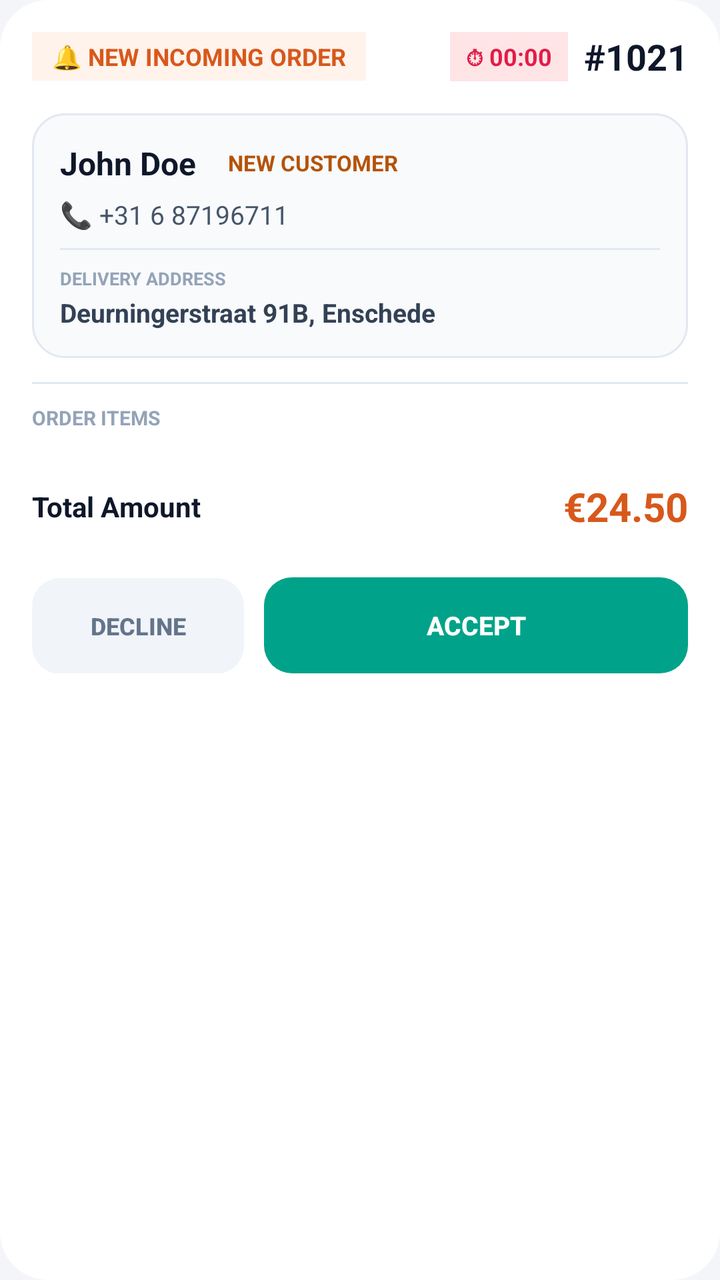
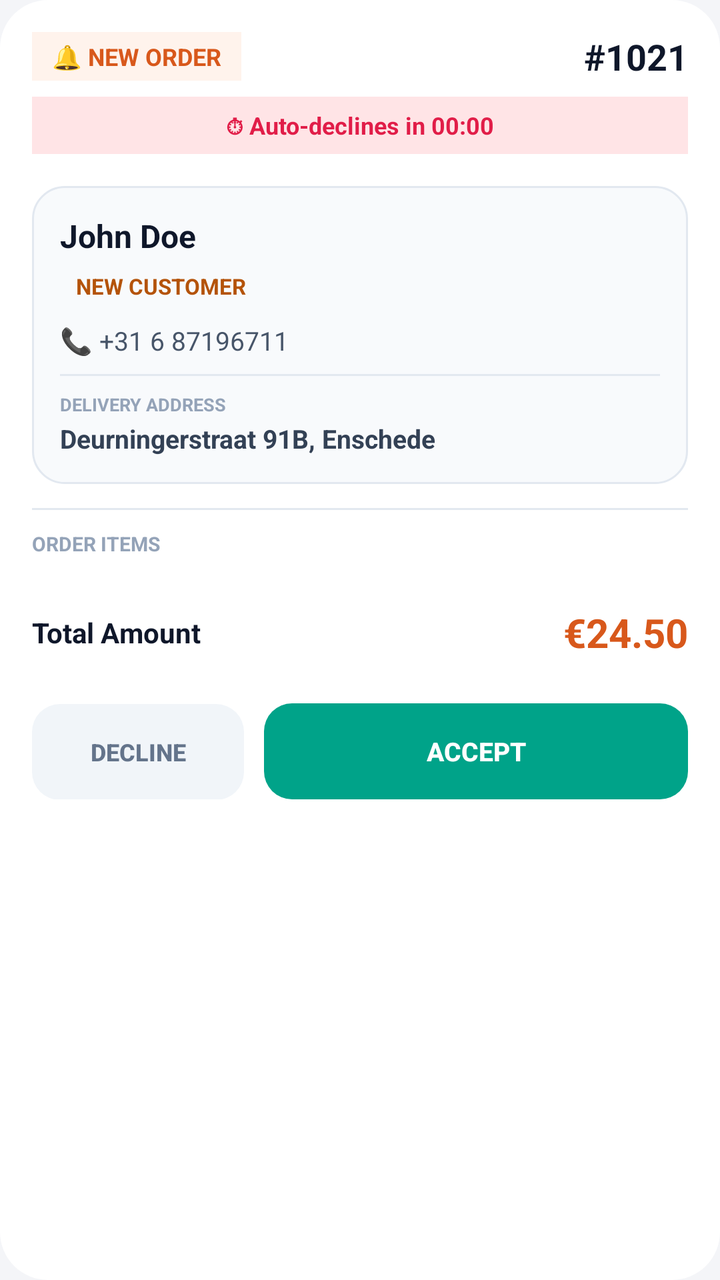

Screens rendered from an Android XML layout before and after an edit, with the pre-edit source and the edit as a unified diff.
<!-- AndroidManifest.xml: application theme Theme.SpoonfulPOS -->
<!-- res/layout/dialog_incoming_order.xml -->
<?xml version="1.0" encoding="utf-8"?>
<LinearLayout xmlns:android="http://schemas.android.com/apk/res/android"
    xmlns:app="http://schemas.android.com/apk/res-auto"
    android:layout_width="match_parent"
    android:layout_height="wrap_content"
    android:orientation="vertical"
    android:background="@drawable/dialog_rounded_bg"
    android:padding="16dp">

    
    <LinearLayout
        android:layout_width="match_parent"
        android:layout_height="wrap_content"
        android:orientation="horizontal"
        android:gravity="center_vertical"
        android:layout_marginBottom="12dp">

        <TextView
            android:layout_width="wrap_content"
            android:layout_height="wrap_content"
            android:text="🔔 NEW INCOMING ORDER"
            android:textColor="#D8581B"
            android:textSize="12sp"
            android:textStyle="bold"
            android:background="#FFF3EC"
            android:paddingHorizontal="10dp"
            android:paddingVertical="4dp" />

        <View
            android:layout_width="0dp"
            android:layout_height="0dp"
            android:layout_weight="1" />

        <TextView
            android:id="@+id/txtDialogTimer"
            android:layout_width="wrap_content"
            android:layout_height="wrap_content"
            android:text="⏱ 00:00"
            android:textColor="#E11D48"
            android:textSize="12sp"
            android:textStyle="bold"
            android:background="#FFE4E6"
            android:paddingHorizontal="8dp"
            android:paddingVertical="4dp"
            android:layout_marginEnd="8dp" />

        <TextView
            android:id="@+id/txtDialogOrderNo"
            android:layout_width="wrap_content"
            android:layout_height="wrap_content"
            android:text="#1021"
            android:textColor="#0F172A"
            android:textSize="18sp"
            android:textStyle="bold" />
    </LinearLayout>

    
    <LinearLayout
        android:id="@+id/layoutStep1Container"
        android:layout_width="match_parent"
        android:layout_height="wrap_content"
        android:orientation="vertical"
        android:visibility="visible">

        
        <LinearLayout
            android:layout_width="match_parent"
            android:layout_height="wrap_content"
            android:orientation="vertical"
            android:background="@drawable/section_rounded_bg"
            android:padding="14dp"
            android:layout_marginTop="4dp"
            android:layout_marginBottom="12dp">

            
            <LinearLayout
                android:layout_width="match_parent"
                android:layout_height="wrap_content"
                android:orientation="horizontal"
                android:gravity="center_vertical"
                android:layout_marginBottom="6dp">

                <TextView
                    android:id="@+id/txtDialogCustomerName"
                    android:layout_width="wrap_content"
                    android:layout_height="wrap_content"
                    android:text="John Doe"
                    android:textColor="#0F172A"
                    android:textSize="16sp"
                    android:textStyle="bold" />

                <TextView
                    android:id="@+id/txtDialogCustomerLoyalty"
                    android:layout_width="wrap_content"
                    android:layout_height="wrap_content"
                    android:text="NEW CUSTOMER"
                    android:textColor="#B45309"
                    android:textSize="11sp"
                    android:textStyle="bold"
                    android:layout_marginStart="8dp"
                    android:paddingHorizontal="8dp"
                    android:paddingVertical="3dp"
                    android:gravity="center" />
            </LinearLayout>

            <TextView
                android:id="@+id/txtDialogCustomerPhone"
                android:layout_width="match_parent"
                android:layout_height="wrap_content"
                android:text="📞 +31 6 87196711"
                android:textColor="#475569"
                android:textSize="13sp"
                android:layout_marginBottom="8dp" />

            
            <View
                android:layout_width="match_parent"
                android:layout_height="1dp"
                android:background="#E2E8F0"
                android:layout_marginBottom="8dp" />

            
            <TextView
                android:layout_width="wrap_content"
                android:layout_height="wrap_content"
                android:text="DELIVERY ADDRESS"
                android:textColor="#94A3B8"
                android:textSize="9sp"
                android:textStyle="bold" />

            <TextView
                android:id="@+id/txtDialogAddress"
                android:layout_width="match_parent"
                android:layout_height="wrap_content"
                android:text="Deurningerstraat 91B, Enschede"
                android:textColor="#334155"
                android:textSize="13sp"
                android:textStyle="bold"
                android:layout_marginTop="2dp" />
        </LinearLayout>

        
        <View
            android:layout_width="match_parent"
            android:layout_height="1dp"
            android:background="#E2E8F0"
            android:layout_marginBottom="10dp" />

        <TextView
            android:layout_width="match_parent"
            android:layout_height="wrap_content"
            android:text="ORDER ITEMS"
            android:textColor="#94A3B8"
            android:textSize="10sp"
            android:textStyle="bold"
            android:layout_marginBottom="6dp" />

        
        <ScrollView
            android:layout_width="match_parent"
            android:layout_height="wrap_content"
            android:maxHeight="110dp">

            <LinearLayout
                android:id="@+id/containerDialogItems"
                android:layout_width="match_parent"
                android:layout_height="wrap_content"
                android:orientation="vertical" />
        </ScrollView>

        
        <LinearLayout
            android:layout_width="match_parent"
            android:layout_height="wrap_content"
            android:orientation="horizontal"
            android:gravity="center_vertical"
            android:paddingVertical="10dp"
            android:layout_marginTop="8dp">

            <TextView
                android:layout_width="wrap_content"
                android:layout_height="wrap_content"
                android:text="Total Amount"
                android:textColor="#0F172A"
                android:textSize="14sp"
                android:textStyle="bold" />

            <View
                android:layout_width="0dp"
                android:layout_height="0dp"
                android:layout_weight="1" />

            <TextView
                android:id="@+id/txtDialogTotal"
                android:layout_width="wrap_content"
                android:layout_height="wrap_content"
                android:text="€24.50"
                android:textColor="#D8581B"
                android:textSize="20sp"
                android:textStyle="bold" />
        </LinearLayout>

        
        <LinearLayout
            android:layout_width="match_parent"
            android:layout_height="wrap_content"
            android:orientation="horizontal"
            android:weightSum="3"
            android:layout_marginTop="12dp">

            <androidx.appcompat.widget.AppCompatButton
                android:id="@+id/btnDialogDecline"
                android:layout_width="0dp"
                android:layout_height="48dp"
                android:layout_weight="1"
                android:text="DECLINE"
                android:textColor="#64748B"
                android:textSize="12sp"
                android:textStyle="bold"
                android:background="@drawable/btn_decline_bg"
                android:stateListAnimator="@null" />

            <androidx.appcompat.widget.AppCompatButton
                android:id="@+id/btnDialogAccept"
                android:layout_width="0dp"
                android:layout_height="48dp"
                android:layout_weight="2"
                android:layout_marginStart="10dp"
                android:text="ACCEPT"
                android:textColor="#FFFFFF"
                android:textSize="13sp"
                android:textStyle="bold"
                android:background="@drawable/btn_accept_bg"
                android:stateListAnimator="@null" />
        </LinearLayout>
    </LinearLayout>

    
    <LinearLayout
        android:id="@+id/layoutStep2Container"
        android:layout_width="match_parent"
        android:layout_height="wrap_content"
        android:orientation="vertical"
        android:visibility="gone">

        
        <LinearLayout
            android:layout_width="match_parent"
            android:layout_height="wrap_content"
            android:orientation="vertical"
            android:background="@drawable/section_rounded_bg"
            android:padding="16dp"
            android:layout_marginTop="4dp"
            android:layout_marginBottom="16dp"
            android:gravity="center_horizontal">

            <TextView
                android:layout_width="wrap_content"
                android:layout_height="wrap_content"
                android:text="ESTIMATED PREPARATION TIME"
                android:textColor="#94A3B8"
                android:textSize="10sp"
                android:textStyle="bold"
                android:layout_marginBottom="14dp" />

            
            <LinearLayout
                android:layout_width="match_parent"
                android:layout_height="wrap_content"
                android:orientation="horizontal"
                android:gravity="center"
                android:layout_marginBottom="14dp">

                
                <androidx.appcompat.widget.AppCompatButton
                    android:id="@+id/btnDialogPrepMinus"
                    android:layout_width="42dp"
                    android:layout_height="42dp"
                    android:text="-"
                    android:textSize="22sp"
                    android:textStyle="bold"
                    android:textColor="#64748B"
                    android:background="@drawable/circle_badge_bg"
                    android:stateListAnimator="@null"
                    android:gravity="center"
                    android:padding="0dp"
                    android:insetTop="0dp"
                    android:insetBottom="0dp"
                    android:layout_marginEnd="24dp" />

                
                <RelativeLayout
                    android:layout_width="140dp"
                    android:layout_height="140dp"
                    android:background="@drawable/circle_dashed_orange"
                    android:gravity="center">

                    
                    <LinearLayout
                        android:layout_width="wrap_content"
                        android:layout_height="wrap_content"
                        android:orientation="vertical"
                        android:gravity="center">

                        <TextView
                            android:id="@+id/txtDialogPrepVal"
                            android:layout_width="wrap_content"
                            android:layout_height="wrap_content"
                            android:text="25"
                            android:textColor="#0F172A"
                            android:textSize="46sp"
                            android:textStyle="bold"
                            android:includeFontPadding="false" />

                        <TextView
                            android:layout_width="wrap_content"
                            android:layout_height="wrap_content"
                            android:text="MINUTES"
                            android:textColor="#94A3B8"
                            android:textSize="12sp"
                            android:textStyle="bold"
                            android:layout_marginTop="-6dp"
                            android:includeFontPadding="false" />
                    </LinearLayout>
                </RelativeLayout>

                
                <androidx.appcompat.widget.AppCompatButton
                    android:id="@+id/btnDialogPrepPlus"
                    android:layout_width="42dp"
                    android:layout_height="42dp"
                    android:text="+"
                    android:textSize="22sp"
                    android:textStyle="bold"
                    android:textColor="#64748B"
                    android:background="@drawable/circle_badge_bg"
                    android:stateListAnimator="@null"
                    android:gravity="center"
                    android:padding="0dp"
                    android:insetTop="0dp"
                    android:insetBottom="0dp"
                    android:layout_marginStart="24dp" />
            </LinearLayout>

            
            <LinearLayout
                android:layout_width="wrap_content"
                android:layout_height="wrap_content"
                android:orientation="horizontal"
                android:gravity="center"
                android:layout_marginBottom="12dp">

                <androidx.appcompat.widget.AppCompatButton
                    android:id="@+id/btnDialogPrepAdd5"
                    android:layout_width="wrap_content"
                    android:layout_height="32dp"
                    android:minHeight="0dp"
                    android:minWidth="0dp"
                    android:text="+5m"
                    android:textSize="12sp"
                    android:textStyle="bold"
                    android:textColor="#64748B"
                    android:background="@drawable/btn_preset_bg"
                    android:paddingHorizontal="14dp"
                    android:insetTop="0dp"
                    android:insetBottom="0dp"
                    android:stateListAnimator="@null"
                    android:layout_marginEnd="8dp" />

                <androidx.appcompat.widget.AppCompatButton
                    android:id="@+id/btnDialogPrepAdd10"
                    android:layout_width="wrap_content"
                    android:layout_height="32dp"
                    android:minHeight="0dp"
                    android:minWidth="0dp"
                    android:text="+10m"
                    android:textSize="12sp"
                    android:textStyle="bold"
                    android:textColor="#64748B"
                    android:background="@drawable/btn_preset_bg"
                    android:paddingHorizontal="14dp"
                    android:insetTop="0dp"
                    android:insetBottom="0dp"
                    android:stateListAnimator="@null"
                    android:layout_marginEnd="8dp" />

                <androidx.appcompat.widget.AppCompatButton
                    android:id="@+id/btnDialogPrepAdd15"
                    android:layout_width="wrap_content"
                    android:layout_height="32dp"
                    android:minHeight="0dp"
                    android:minWidth="0dp"
                    android:text="+15m"
                    android:textSize="12sp"
                    android:textStyle="bold"
                    android:textColor="#64748B"
                    android:background="@drawable/btn_preset_bg"
                    android:paddingHorizontal="14dp"
                    android:insetTop="0dp"
                    android:insetBottom="0dp"
                    android:stateListAnimator="@null"
                    android:layout_marginEnd="8dp" />

                <androidx.appcompat.widget.AppCompatButton
                    android:id="@+id/btnDialogPrepAdd20"
                    android:layout_width="wrap_content"
                    android:layout_height="32dp"
                    android:minHeight="0dp"
                    android:minWidth="0dp"
                    android:text="+20m"
                    android:textSize="12sp"
                    android:textStyle="bold"
                    android:textColor="#64748B"
                    android:background="@drawable/btn_preset_bg"
                    android:paddingHorizontal="14dp"
                    android:insetTop="0dp"
                    android:insetBottom="0dp"
                    android:stateListAnimator="@null" />
            </LinearLayout>

            
            <LinearLayout
                android:id="@+id/layoutDialogDriver"
                android:layout_width="match_parent"
                android:layout_height="wrap_content"
                android:orientation="vertical"
                android:gravity="center_horizontal"
                android:layout_marginTop="8dp"
                android:paddingTop="8dp"
                android:layout_marginBottom="4dp">

                
                <View
                    android:layout_width="match_parent"
                    android:layout_height="1dp"
                    android:background="#E2E8F0"
                    android:layout_marginBottom="8dp" />

                <TextView
                    android:layout_width="wrap_content"
                    android:layout_height="wrap_content"
                    android:text="ASSIGN DELIVERY DRIVER"
                    android:textColor="#94A3B8"
                    android:textSize="10sp"
                    android:textStyle="bold"
                    android:layout_marginBottom="8dp" />

                <Spinner
                    android:id="@+id/spinnerDialogDriver"
                    android:layout_width="match_parent"
                    android:layout_height="40dp"
                    android:layout_marginHorizontal="12dp"
                    android:background="@drawable/btn_preset_bg" />
            </LinearLayout>
        </LinearLayout>

        
        <LinearLayout
            android:layout_width="match_parent"
            android:layout_height="wrap_content"
            android:orientation="horizontal"
            android:weightSum="3">

            <androidx.appcompat.widget.AppCompatButton
                android:id="@+id/btnDialogBackStep2"
                android:layout_width="0dp"
                android:layout_height="48dp"
                android:layout_weight="1"
                android:text="BACK"
                android:textColor="#64748B"
                android:textSize="12sp"
                android:textStyle="bold"
                android:background="@drawable/btn_decline_bg"
                android:stateListAnimator="@null" />

            <androidx.appcompat.widget.AppCompatButton
                android:id="@+id/btnDialogConfirm"
                android:layout_width="0dp"
                android:layout_height="48dp"
                android:layout_weight="2"
                android:layout_marginStart="10dp"
                android:text="PRINT &amp; CONFIRM"
                android:textColor="#FFFFFF"
                android:textSize="13sp"
                android:textStyle="bold"
                android:background="@drawable/btn_accept_bg"
                android:stateListAnimator="@null" />
        </LinearLayout>
    </LinearLayout>
</LinearLayout>
<!-- resources referenced by this layout -->
<resources>
  <!-- drawable btn_accept_bg (drawable) -->
  <?xml version="1.0" encoding="utf-8"?>
  <shape xmlns:android="http://schemas.android.com/apk/res/android"
      android:shape="rectangle">
      <solid android:color="#00A389" />
      <corners android:radius="14dp" />
  </shape>
  <!-- drawable btn_decline_bg (drawable) -->
  <?xml version="1.0" encoding="utf-8"?>
  <shape xmlns:android="http://schemas.android.com/apk/res/android"
      android:shape="rectangle">
      <solid android:color="#F1F5F9" />
      <corners android:radius="14dp" />
  </shape>
  <!-- drawable btn_preset_bg (drawable) -->
  <?xml version="1.0" encoding="utf-8"?>
  <shape xmlns:android="http://schemas.android.com/apk/res/android"
      android:shape="rectangle">
      <solid android:color="#FFFFFF"/>
      <stroke android:width="1dp" android:color="#E2E8F0"/>
      <corners android:radius="8dp"/>
  </shape>
  <!-- drawable circle_badge_bg (drawable) -->
  <?xml version="1.0" encoding="utf-8"?>
  <shape xmlns:android="http://schemas.android.com/apk/res/android"
      android:shape="oval">
      <solid android:color="#FFFFFF"/>
      <stroke android:width="2dp" android:color="#E2E8F0"/>
  </shape>
  <!-- drawable circle_dashed_orange (drawable) -->
  <?xml version="1.0" encoding="utf-8"?>
  <shape xmlns:android="http://schemas.android.com/apk/res/android"
      android:shape="oval">
      <solid android:color="#FFFFFF" />
      <stroke
          android:width="2.5dp"
          android:color="#D8581B"
          android:dashWidth="6dp"
          android:dashGap="4dp" />
  </shape>
  <!-- drawable dialog_rounded_bg (drawable) -->
  <?xml version="1.0" encoding="utf-8"?>
  <shape xmlns:android="http://schemas.android.com/apk/res/android"
      android:shape="rectangle">
      <solid android:color="#FFFFFF" />
      <corners android:radius="24dp" />
  </shape>
  <!-- drawable section_rounded_bg (drawable) -->
  <?xml version="1.0" encoding="utf-8"?>
  <shape xmlns:android="http://schemas.android.com/apk/res/android"
      android:shape="rectangle">
      <solid android:color="#F8FAFC"/>
      <stroke android:width="1dp" android:color="#E2E8F0"/>
      <corners android:radius="16dp"/>
  </shape>
  <style name="Theme.SpoonfulPOS" parent="Theme.MaterialComponents.Light.NoActionBar">
          
          <item name="colorPrimary">#ff6b00</item>
          <item name="colorPrimaryVariant">#d94c00</item>
          <item name="colorOnPrimary">#FFFFFF</item>
          
          <item name="colorSecondary">#ff9d00</item>
          <item name="colorSecondaryVariant">#b36b00</item>
          <item name="colorOnSecondary">#FFFFFF</item>
          
          
          <item name="android:statusBarColor">#F4F5F8</item>
          <item name="android:navigationBarColor">#F4F5F8</item>
          <item name="android:windowLightStatusBar">true</item>
          <item name="android:windowLightNavigationBar" tools:targetApi="o">true</item>
  
          
          <item name="android:windowBackground">#F4F5F8</item>
          <item name="colorSurface">#FFFFFF</item>
          <item name="colorOnSurface">#0F172A</item>
          <item name="colorError">#FF5252</item>
          <item name="colorOnError">#FFFFFF</item>
      </style>
</resources>

<!-- the commit's change to res/layout/dialog_incoming_order.xml (unified diff, before → after) -->
@@ -11,47 +11,61 @@
     <LinearLayout
         android:layout_width="match_parent"
         android:layout_height="wrap_content"
-        android:orientation="horizontal"
-        android:gravity="center_vertical"
+        android:orientation="vertical"
         android:layout_marginBottom="12dp">
 
-        <TextView
-            android:layout_width="wrap_content"
-            android:layout_height="wrap_content"
-            android:text="🔔 NEW INCOMING ORDER"
-            android:textColor="#D8581B"
-            android:textSize="12sp"
-            android:textStyle="bold"
-            android:background="#FFF3EC"
-            android:paddingHorizontal="10dp"
-            android:paddingVertical="4dp" />
-
-        <View
-            android:layout_width="0dp"
-            android:layout_height="0dp"
-            android:layout_weight="1" />
-
-        <TextView
-            android:id="@+id/txtDialogTimer"
-            android:layout_width="wrap_content"
-            android:layout_height="wrap_content"
-            android:text="⏱ 00:00"
-            android:textColor="#E11D48"
-            android:textSize="12sp"
-            android:textStyle="bold"
-            android:background="#FFE4E6"
-            android:paddingHorizontal="8dp"
-            android:paddingVertical="4dp"
-            android:layout_marginEnd="8dp" />
-
-        <TextView
-            android:id="@+id/txtDialogOrderNo"
-            android:layout_width="wrap_content"
-            android:layout_height="wrap_content"
-            android:text="#1021"
-            android:textColor="#0F172A"
-            android:textSize="18sp"
-            android:textStyle="bold" />
+        <LinearLayout
+            android:layout_width="match_parent"
+            android:layout_height="wrap_content"
+            android:orientation="horizontal"
+            android:gravity="center_vertical">
+
+            <TextView
+                android:layout_width="wrap_content"
+                android:layout_height="wrap_content"
+                android:text="🔔 NEW ORDER"
+                android:textColor="#D8581B"
+                android:textSize="12sp"
+                android:textStyle="bold"
+                android:background="#FFF3EC"
+                android:paddingHorizontal="10dp"
+                android:paddingVertical="4dp" />
+
+            <View
+                android:layout_width="0dp"
+                android:layout_height="0dp"
+                android:layout_weight="1" />
+
+            <TextView
+                android:id="@+id/txtDialogOrderNo"
+                android:layout_width="wrap_content"
+                android:layout_height="wrap_content"
+                android:text="#1021"
+                android:textColor="#0F172A"
+                android:textSize="18sp"
+                android:textStyle="bold" />
+        </LinearLayout>
+
+        <LinearLayout
+            android:layout_width="match_parent"
+            android:layout_height="wrap_content"
+            android:orientation="horizontal"
+            android:gravity="center_vertical"
+            android:layout_marginTop="8dp">
+
+            <TextView
+                android:id="@+id/txtDialogTimer"
+                android:layout_width="match_parent"
+                android:layout_height="wrap_content"
+                android:text="⏱ Auto-declines in 00:00"
+                android:textColor="#E11D48"
+                android:textSize="12sp"
+                android:textStyle="bold"
+                android:background="#FFE4E6"
+                android:paddingHorizontal="8dp"
+                android:paddingVertical="6dp"
+                android:gravity="center" />
+        </LinearLayout>
     </LinearLayout>
 
     
@@ -73,35 +87,29 @@
             android:layout_marginBottom="12dp">
 
             
-            <LinearLayout
-                android:layout_width="match_parent"
-                android:layout_height="wrap_content"
-                android:orientation="horizontal"
-                android:gravity="center_vertical"
-                android:layout_marginBottom="6dp">
-
-                <TextView
-                    android:id="@+id/txtDialogCustomerName"
-                    android:layout_width="wrap_content"
-                    android:layout_height="wrap_content"
-                    android:text="John Doe"
-                    android:textColor="#0F172A"
-                    android:textSize="16sp"
-                    android:textStyle="bold" />
-
-                <TextView
-                    android:id="@+id/txtDialogCustomerLoyalty"
-                    android:layout_width="wrap_content"
-                    android:layout_height="wrap_content"
-                    android:text="NEW CUSTOMER"
-                    android:textColor="#B45309"
-                    android:textSize="11sp"
-                    android:textStyle="bold"
-                    android:layout_marginStart="8dp"
-                    android:paddingHorizontal="8dp"
-                    android:paddingVertical="3dp"
-                    android:gravity="center" />
-            </LinearLayout>
+            <TextView
+                android:id="@+id/txtDialogCustomerName"
+                android:layout_width="match_parent"
+                android:layout_height="wrap_content"
+                android:text="John Doe"
+                android:textColor="#0F172A"
+                android:textSize="16sp"
+                android:textStyle="bold"
+                android:layout_marginBottom="4dp"/>
+
+            
+            <TextView
+                android:id="@+id/txtDialogCustomerLoyalty"
+                android:layout_width="wrap_content"
+                android:layout_height="wrap_content"
+                android:text="NEW CUSTOMER"
+                android:textColor="#B45309"
+                android:textSize="11sp"
+                android:textStyle="bold"
+                android:layout_marginBottom="8dp"
+                android:paddingHorizontal="8dp"
+                android:paddingVertical="3dp"
+                android:gravity="center" />
 
             <TextView
                 android:id="@+id/txtDialogCustomerPhone"
